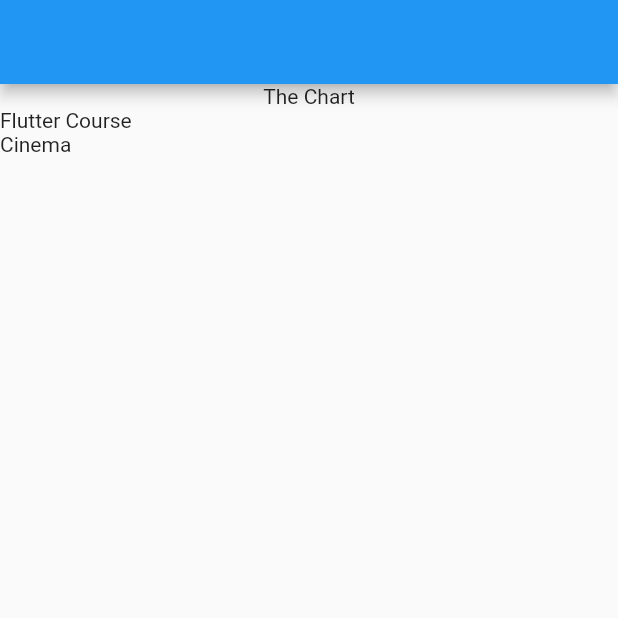
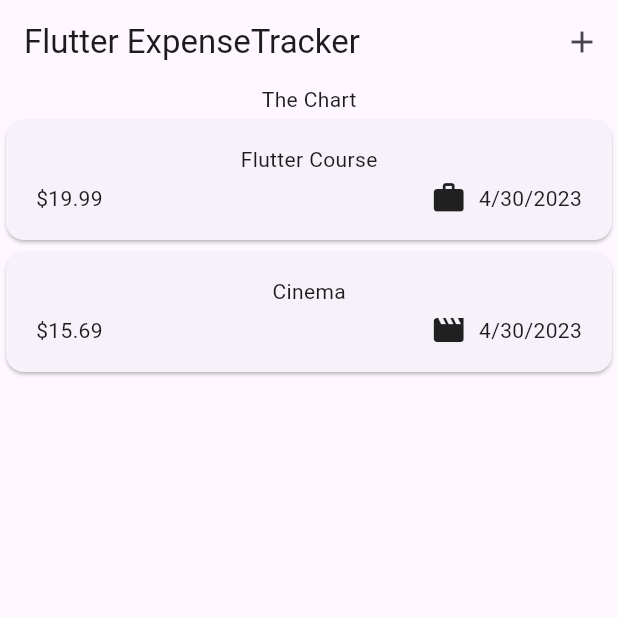
Before and after one commit to sujan-timalsina/flutter-expense-tracker, a Flutter app: the screen it shows after launch, on a phone screen of 412 x 824 dp, the top half of it. Run offline on Flutter 3.47's test engine with Material 2 defaults, Android fonts, the phone set to English and light mode, and no system bars.

```diff
--- a/lib/models/expense.dart
+++ b/lib/models/expense.dart
@@ -1,8 +1,19 @@
+import 'package:flutter/material.dart';
 import 'package:uuid/uuid.dart';
+import 'package:intl/intl.dart';
+
+final formatter = DateFormat.yMd();
 
 const uuid = Uuid();
 
-enum Category { food, trave, leisure, work }
+enum Category { food, travel, leisure, work }
+
+const categoryIcons = {
+  Category.food: Icons.lunch_dining,
+  Category.travel: Icons.flight_takeoff,
+  Category.leisure: Icons.movie,
+  Category.work: Icons.work,
+};
 
 class Expense {
   Expense({
@@ -17,4 +28,8 @@ class Expense {
   final double amount;
   final DateTime date;
   final Category category;
+
+  String get formattedDate {
+    return formatter.format(date);
+  }
 }
--- a/lib/expenses.dart
+++ b/lib/widgets/expenses.dart
@@ -1,5 +1,6 @@
-import 'package:expense_tracker/expenses_list.dart';
+import 'package:expense_tracker/widgets/expenses_list/expenses_list.dart';
 import 'package:expense_tracker/models/expense.dart';
+import 'package:expense_tracker/widgets/new_expense.dart';
 import 'package:flutter/material.dart';
 
 class Expenses extends StatefulWidget {
@@ -27,10 +28,25 @@ class _ExpensesState extends State<Expenses> {
     ),
   ];
 
+  void _openAddExpenseOverlay() {
+    showModalBottomSheet(
+      context: context,
+      builder: (ctx) => const NewExpense(),
+    );
+  }
+
   @override
   Widget build(BuildContext context) {
     return Scaffold(
-      appBar: AppBar(),
+      appBar: AppBar(
+        title: const Text('Flutter ExpenseTracker'),
+        actions: [
+          IconButton(
+            onPressed: _openAddExpenseOverlay,
+            icon: const Icon(Icons.add),
+          ),
+        ],
+      ),
       body: Column(
         children: [
           const Text("The Chart"),
--- /dev/null
+++ b/lib/widgets/expenses_list/expense_item.dart
@@ -0,0 +1,39 @@
+import 'package:expense_tracker/models/expense.dart';
+import 'package:flutter/material.dart';
+
+class ExpenseItem extends StatelessWidget {
+  const ExpenseItem({super.key, required this.expense});
+
+  final Expense expense;
+
+  @override
+  Widget build(context) {
+    return Card(
+      child: Padding(
+        padding: const EdgeInsets.symmetric(
+          horizontal: 20,
+          vertical: 16,
+        ),
+        child: Column(
+          children: [
+            Text(expense.title),
+            const SizedBox(height: 4),
+            Row(
+              children: [
+                Text('\$${expense.amount.toStringAsFixed(2)}'),
+                const Spacer(),
+                Row(
+                  children: [
+                    Icon(categoryIcons[expense.category]),
+                    const SizedBox(width: 8),
+                    Text(expense.formattedDate),
+                  ],
+                ),
+              ],
+            )
+          ],
+        ),
+      ),
+    );
+  }
+}
--- a/lib/expenses_list.dart
+++ b/lib/widgets/expenses_list/expenses_list.dart
@@ -1,4 +1,5 @@
 import 'package:expense_tracker/models/expense.dart';
+import 'package:expense_tracker/widgets/expenses_list/expense_item.dart';
 import 'package:flutter/material.dart';
 
 class ExpensesList extends StatelessWidget {
@@ -10,7 +11,7 @@ class ExpensesList extends StatelessWidget {
   Widget build(context) {
     return ListView.builder(
       itemCount: expenses.length,
-      itemBuilder: (ctx, index) => Text(expenses[index].title),
+      itemBuilder: (ctx, index) => ExpenseItem(expense: expenses[index]),
     );
   }
 }
--- a/pubspec.yaml
+++ b/pubspec.yaml
@@ -36,6 +36,7 @@ dependencies:
   # Use with the CupertinoIcons class for iOS style icons.
   cupertino_icons: ^1.0.2
   uuid: ^3.0.7
+  intl: ^0.18.1
 
 dev_dependencies:
   flutter_test:
```
Also changed, not shown: lib/main.dart (+4 -3 lines), lib/widgets/new_expense.dart (added, +30 -0 lines), pubspec.lock.
